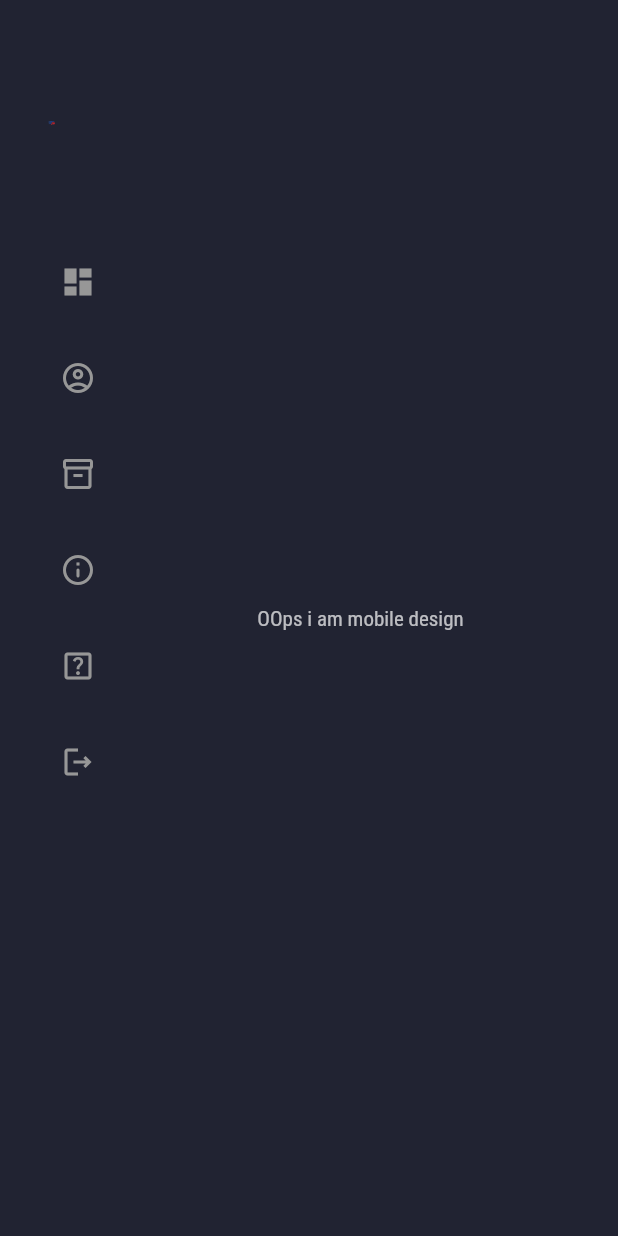
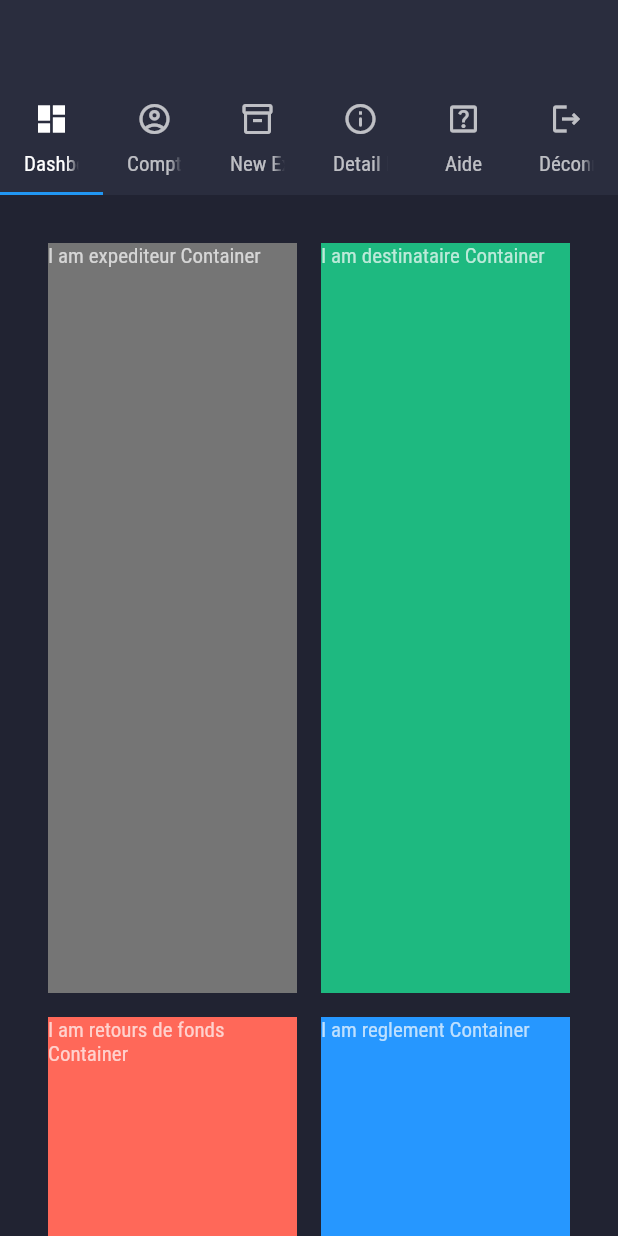
Before and after one commit to manal-elrhezzali/trancentum-web, a Flutter app: the NewExpeditionScreen screen opened by its route, on a phone screen of 412 x 824 dp. Run offline on Flutter 3.47's test engine with Material 2 defaults, Android fonts, the light colour scheme and no system bars; our stand-ins replace fl_chart, flutter_svg.

Commit message:
newExpedition screen general layout

```diff
--- a/lib/main.dart
+++ b/lib/main.dart
@@ -32,7 +32,7 @@ class MyApp extends StatelessWidget {
       //   ],
       //   child: HomeScreen(),
       // ),
-      home: SignInScreen(),
+      home: NewExpeditionScreen(),
       routes: routes,
     );
   }
--- a/lib/screens/new_expedition/components/body.dart
+++ b/lib/screens/new_expedition/components/body.dart
@@ -11,20 +11,28 @@ class Body extends StatelessWidget {
     return Center(
       child: SingleChildScrollView(
         padding: EdgeInsets.all(defaultPadding * 2),
-        child: ResponsiveWidget(
-          desktop: Row(
+        child: Column(
+          mainAxisAlignment: MainAxisAlignment.start,
+          children: [
+            Row(
               crossAxisAlignment: CrossAxisAlignment.start,
               children: [
                 Expanded(
                   child: Column(
                     children: [
-                    // something will go here
-                    // something will go here
-                    // something will go here
-                    // something will go here
-                    // something will go here
-                    // something will go here
-                    // something will go here
+                      Container(
+                        child: Text("I am expediteur Container"),
+                        width: double.infinity,
+                        height: 500,
+                        color: greyColor,
+                      ),
+                      SizedBox(height: defaultPadding),
+                      Container(
+                        child: Text("I am retours de fonds Container"),
+                        width: double.infinity,
+                        height: 500,
+                        color: redColor,
+                      ),
                     ],
                   ),
                 ),
@@ -32,21 +40,42 @@ class Body extends StatelessWidget {
                 Expanded(
                   child: Column(
                     children: [
-                    // something will go here
-                    // something will go here
-                    // something will go here
-                    // something will go here
-                    // something will go here
-                    // something will go here
+                      Container(
+                        child: Text("I am destinataire Container"),
+                        width: double.infinity,
+                        height: 500,
+                        color: greenColor,
+                      ),
+                      SizedBox(height: defaultPadding),
+                      Container(
+                        child: Text("I am reglement Container"),
+                        width: double.infinity,
+                        height: 500,
+                        color: primaryColor,
+                      ),
                     ],
                   ),
                 ),
               ],
             ),
-          mobile: Container(
-            //mobile
-            child: Text("OOps i am mobile design"),
+            SizedBox(height: defaultPadding * 2),
+            Container(
+              padding: EdgeInsets.all(defaultPadding / 2),
+              width: double.infinity,
+              color: bgColor,
+              child: FlatButton(
+                onPressed: () {},
+                child: Text(
+                  "CONTINUER",
+                  style: TextStyle(
+                    color: whiteColor,
+                    fontWeight: FontWeight.bold,
+                    fontSize: 15,
                   ),
+                ),
+              ),
+            )
+          ],
         ),
       ),
     );
--- a/lib/screens/new_expedition/new_expedition_screen.dart
+++ b/lib/screens/new_expedition/new_expedition_screen.dart
@@ -1,7 +1,9 @@
 import 'package:flutter/material.dart';
+import 'package:trancentum_web_app/components/mobile_and_tablet_tab_bar_menu.dart';
 
 import 'package:trancentum_web_app/components/side_menu.dart';
 import '../../constants.dart';
+import '../../responsive_widget.dart';
 import 'components/body.dart';
 
 class NewExpeditionScreen extends StatelessWidget {
@@ -10,7 +12,9 @@ class NewExpeditionScreen extends StatelessWidget {
 
   @override
   Widget build(BuildContext context) {
-    return Scaffold(
+    return ResponsiveWidget(
+      mobile: MobileAndTabletTabBarMenu(body: Body()),
+      desktop: Scaffold(
         backgroundColor: darkBgColor,
         body: SafeArea(
           child: Row(
@@ -26,6 +30,7 @@ class NewExpeditionScreen extends StatelessWidget {
             ],
           ),
         ),
+      ),
     );
   }
 }
```
Lines whose indentation alone changed are shown as unchanged.
